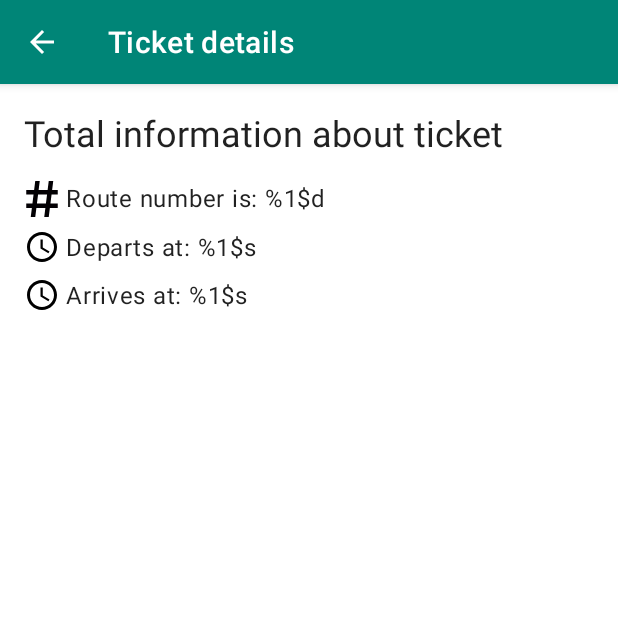
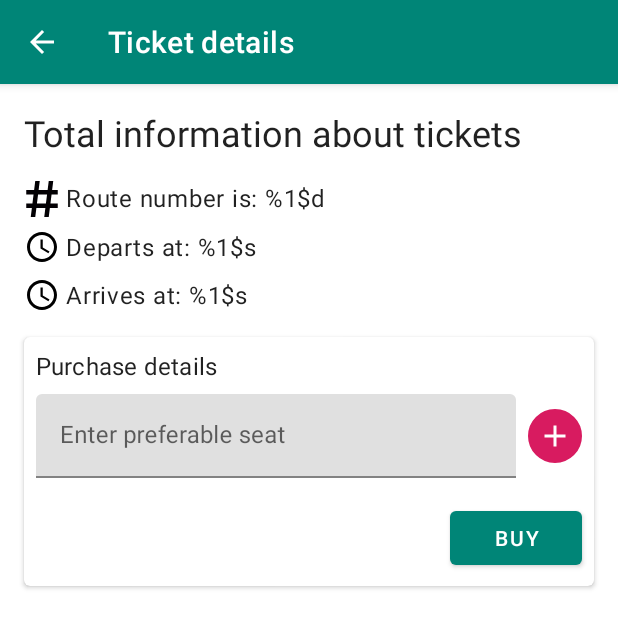
Before and after one commit to chornonoh-vova/airline-application, an Android app: the FlightDetailsActivity screen opened directly, with no data from a screen before it, on a phone screen of 412 x 824 dp. Shown: the top 628 px of the screen. Run offline under Robolectric (Android 15) with nearby library versions, the phone set to English and light mode, and no system bars; our stand-ins replace Dagger/Hilt's generated code; 1 statement that could not run was skipped.

Commit message:
Add ticket choosing to android application
Add ticket checking to API

```diff
--- a/android/app/src/main/java/com/airline/android/net/AirlineApi.kt
+++ b/android/app/src/main/java/com/airline/android/net/AirlineApi.kt
@@ -1,7 +1,8 @@
 package com.airline.android.net
 
 import com.airline.android.AddPassengerRequest
-import com.airline.android.BuyTicketRequest
+import com.airline.android.BuyTicketsRequest
+import com.airline.android.CheckTicketRequest
 import com.airline.android.LoginRequest
 import com.airline.android.model.JsendResponse
 import retrofit2.Call
@@ -31,7 +32,15 @@ interface AirlineApi {
     fun getTickets(): Call<JsendResponse>
 
     @POST("/tickets/{flightId}")
-    fun buyTicket(@Path("flightId") flightId: Int, @Body req: BuyTicketRequest): Call<JsendResponse>
+    fun buyTicket(
+        @Path("flightId") flightId: Int,
+        @Body req: BuyTicketsRequest): Call<JsendResponse>
+
+    @POST("/tickets/{flightId}/check")
+    fun checkTicket(
+        @Path("flightId") flightId: Int,
+        @Body req: CheckTicketRequest
+    ): Call<JsendResponse>
 
     @GET("/search/flights")
     fun searchFlights(
--- /dev/null
+++ b/android/app/src/main/res/drawable/ic_add.xml
@@ -0,0 +1,5 @@
+<vector android:height="24dp" android:tint="#FFFFFF"
+    android:viewportHeight="24.0" android:viewportWidth="24.0"
+    android:width="24dp" xmlns:android="http://schemas.android.com/apk/res/android">
+    <path android:fillColor="#FF000000" android:pathData="M19,13h-6v6h-2v-6H5v-2h6V5h2v6h6v2z"/>
+</vector>
--- a/android/app/src/main/res/layout/activity_flight_details.xml
+++ b/android/app/src/main/res/layout/activity_flight_details.xml
@@ -29,7 +29,9 @@
 
         <androidx.constraintlayout.widget.ConstraintLayout
             android:layout_width="match_parent"
-            android:layout_height="match_parent">
+            android:layout_height="match_parent"
+            android:animateLayoutChanges="true"
+            android:focusableInTouchMode="true">
 
             <TextView
                 android:id="@+id/description"
@@ -91,18 +93,95 @@
                 app:layout_constraintStart_toStartOf="parent"
                 app:layout_constraintTop_toBottomOf="@+id/flight_departure_text" />
 
-            <Button
-                android:id="@+id/purchase_button"
-                android:layout_width="wrap_content"
+            <com.google.android.material.card.MaterialCardView
+                android:id="@+id/buy_details_layout"
+                android:layout_width="match_parent"
                 android:layout_height="wrap_content"
-                android:layout_marginTop="8dp"
+                android:layout_marginStart="16dp"
+                android:layout_marginTop="16dp"
                 android:layout_marginEnd="16dp"
-                android:layout_marginBottom="8dp"
-                android:text="@string/buy_ticket_text"
+                android:layout_marginBottom="16dp"
+                app:cardElevation="2dp"
+                app:cardPreventCornerOverlap="true"
+                app:cardUseCompatPadding="false"
                 app:layout_constraintBottom_toBottomOf="parent"
                 app:layout_constraintEnd_toEndOf="parent"
-                app:layout_constraintTop_toBottomOf="@+id/flight_arrival_text"
-                android:visibility="gone"/>
+                app:layout_constraintStart_toStartOf="parent"
+                app:layout_constraintTop_toBottomOf="@+id/flight_arrival_text">
+
+                <androidx.constraintlayout.widget.ConstraintLayout
+                    android:layout_width="match_parent"
+                    android:layout_height="wrap_content">
+
+                    <Button
+                        android:id="@+id/buy_button"
+                        android:layout_width="wrap_content"
+                        android:layout_height="wrap_content"
+                        android:layout_marginTop="8dp"
+                        android:layout_marginEnd="8dp"
+                        android:layout_marginBottom="8dp"
+                        android:text="@string/buy_ticket_text"
+                        app:layout_constraintBottom_toBottomOf="parent"
+                        app:layout_constraintEnd_toEndOf="parent"
+                        app:layout_constraintTop_toBottomOf="@+id/seats_selection" />
+
+                    <com.google.android.material.textfield.TextInputLayout
+                        android:id="@+id/seats_input_layout"
+                        android:layout_width="0dp"
+                        android:layout_height="wrap_content"
+                        android:layout_marginStart="8dp"
+                        android:layout_marginTop="8dp"
+                        android:layout_marginEnd="8dp"
+                        app:layout_constraintEnd_toStartOf="@+id/add_button"
+                        app:layout_constraintStart_toStartOf="parent"
+                        app:layout_constraintTop_toBottomOf="@+id/purchase_details_header">
+
+                        <com.google.android.material.textfield.TextInputEditText
+                            android:id="@+id/seats_input"
+                            android:layout_width="match_parent"
+                            android:layout_height="wrap_content"
+                            android:hint="@string/seats_input_text" />
+                    </com.google.android.material.textfield.TextInputLayout>
+
+                    <com.google.android.material.chip.ChipGroup
+                        android:id="@+id/seats_selection"
+                        android:layout_width="0dp"
+                        android:layout_height="wrap_content"
+                        android:layout_marginStart="8dp"
+                        android:layout_marginTop="8dp"
+                        android:layout_marginEnd="8dp"
+                        app:layout_constraintEnd_toEndOf="parent"
+                        app:layout_constraintStart_toStartOf="parent"
+                        app:layout_constraintTop_toBottomOf="@+id/seats_input_layout" />
+
+                    <ImageButton
+                        android:id="@+id/add_button"
+                        android:layout_width="36dp"
+                        android:layout_height="36dp"
+                        android:layout_marginEnd="8dp"
+                        android:background="@drawable/rounded_corner"
+                        android:backgroundTint="@color/colorAccent"
+                        android:src="@drawable/ic_add"
+                        app:layout_constraintBottom_toBottomOf="@+id/seats_input_layout"
+                        app:layout_constraintEnd_toEndOf="parent"
+                        app:layout_constraintTop_toTopOf="@+id/seats_input_layout" />
+
+                    <TextView
+                        android:id="@+id/purchase_details_header"
+                        style="@style/TextAppearance.MaterialComponents.Subtitle1"
+                        android:layout_width="wrap_content"
+                        android:layout_height="wrap_content"
+                        android:layout_marginStart="8dp"
+                        android:layout_marginTop="8dp"
+                        android:layout_marginEnd="8dp"
+                        android:text="Purchase details"
+                        app:layout_constraintEnd_toEndOf="parent"
+                        app:layout_constraintHorizontal_bias="0.0"
+                        app:layout_constraintStart_toStartOf="parent"
+                        app:layout_constraintTop_toTopOf="parent" />
+                </androidx.constraintlayout.widget.ConstraintLayout>
+
+            </com.google.android.material.card.MaterialCardView>
         </androidx.constraintlayout.widget.ConstraintLayout>
     </androidx.core.widget.NestedScrollView>
 
--- a/android/app/src/main/res/values/strings.xml
+++ b/android/app/src/main/res/values/strings.xml
@@ -42,8 +42,9 @@
     <string name="route_id_text">Route number is: %1$d</string>
     <string name="departure_text">Departs at: %1$s</string>
     <string name="arrival_text">Arrives at: %1$s</string>
-    <string name="flight_description_text">Total information about ticket</string>
+    <string name="flight_description_text">Total information about tickets</string>
     <string name="buy_ticket_text">Buy</string>
+    <string name="seats_input_text">Enter preferable seat</string>
 
     <!-- For routes spinner -->
     <string-array name="routes_sort_by">
--- a/api/src/main/java/com/airline/api/model/Tickets.java
+++ b/api/src/main/java/com/airline/api/model/Tickets.java
@@ -2,10 +2,7 @@ package com.airline.api.model;
 
 import com.airline.api.utils.JsendData;
 
-import javax.persistence.Column;
-import javax.persistence.Entity;
-import javax.persistence.Id;
-import javax.persistence.Table;
+import javax.persistence.*;
 import java.io.Serializable;
 
 @Entity
@@ -13,6 +10,7 @@ import java.io.Serializable;
 public class Tickets implements Serializable, JsendData {
   @Id
   @Column(name = "ticket_id")
+  @GeneratedValue(strategy = GenerationType.IDENTITY)
   private int ticketId;
   @Column(name = "flight_id")
   private int flightId;
--- a/api/src/main/java/com/airline/api/repositories/TicketsRepository.java
+++ b/api/src/main/java/com/airline/api/repositories/TicketsRepository.java
@@ -8,5 +8,7 @@ import java.util.Optional;
 
 public interface TicketsRepository extends JpaRepository<Tickets, Integer> {
   List<Tickets> getAllByPassengerId(int passengerId);
+  List<Tickets> getAllByFlightId(int flightId);
   Optional<Tickets> getTicketsByPassengerIdAndTicketId(int passengerId, int ticketId);
+  int countTicketsByFlightId(int flightId);
 }
--- a/api/src/main/java/com/airline/api/services/TicketsService.java
+++ b/api/src/main/java/com/airline/api/services/TicketsService.java
@@ -9,4 +9,5 @@ public interface TicketsService {
   List<Tickets> getAllTickets(int passengerId);
   Optional<Tickets> getTicketById(int passengerId, int ticketId);
   Tickets buy(int passengerId, int flightId, String seat);
+  boolean checkTicket(int flightId, String seat);
 }
```
Also changed, not shown: android/app/src/main/java/com/airline/android/ui/FlightDetailsActivity.kt (+44 -22 lines), android/app/src/main/java/com/airline/android/utils.kt (+15 -1 lines), android/app/src/main/java/com/airline/android/vm/TicketsViewModel.kt (+20 -4 lines), android/app/src/main/res/layout/ticket_item.xml (+8 -7 lines), api/src/main/java/com/airline/api/controllers/TicketsController.java (+28 -3 lines), api/src/main/java/com/airline/api/model/Airplanes.java (+0 -11 lines), api/src/main/java/com/airline/api/services/TicketsServiceImpl.java (+34 -1 lines).
